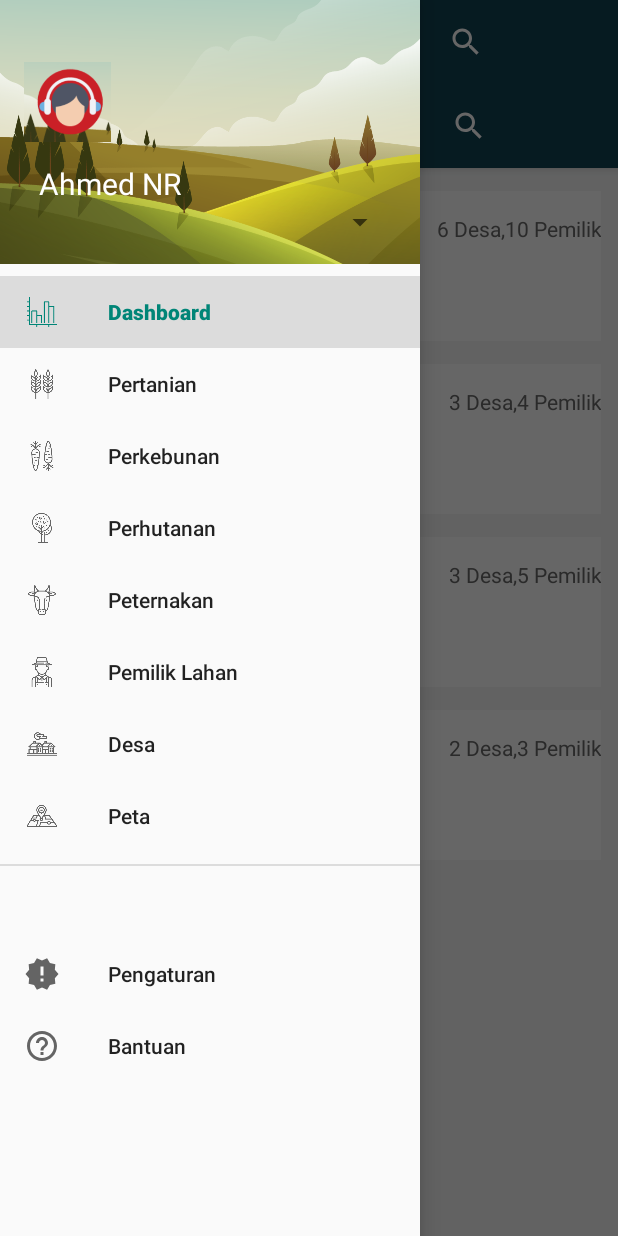
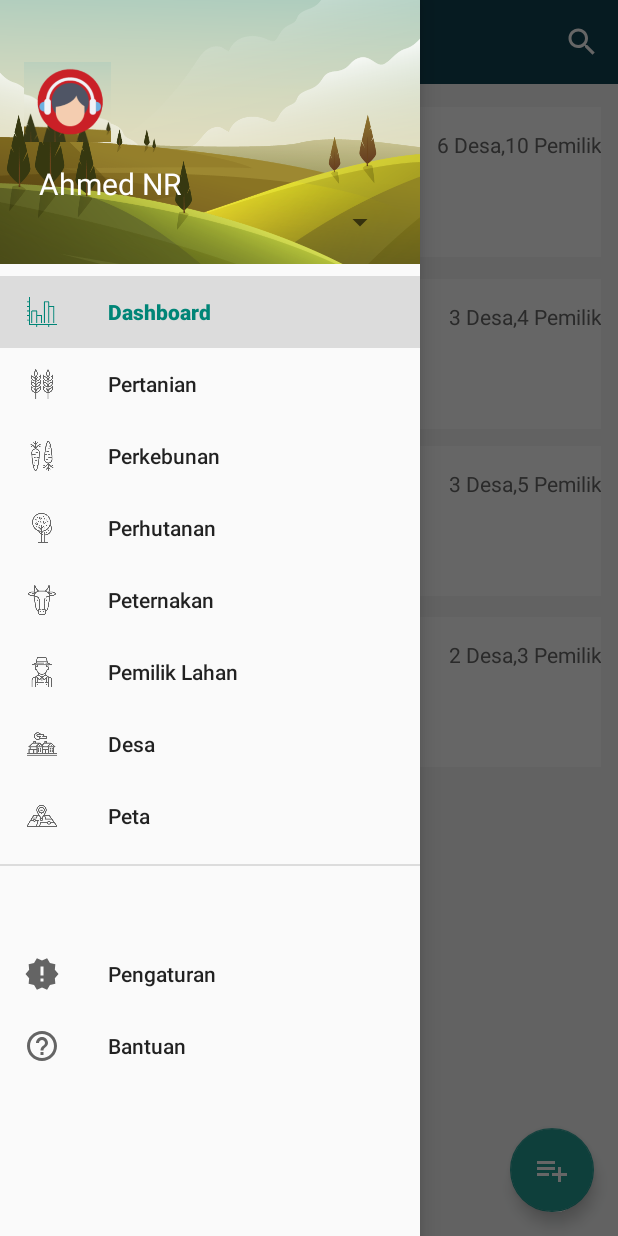
Before and after one commit to mikropak21/Erp_DesaAPI, an Android app: the fragment Sidebar_Pertanian_Fragment placed in its activity, with the side drawer open, on a phone screen of 412 x 824 dp. Run offline under Robolectric (Android 15) with nearby library versions, the phone set to English and light mode, and no system bars.

Commit message:
Perubahan menjadi lebih bagus lagi (max lvl)

```diff
--- a/app/src/main/java/com/example/win10/bahanpercobaan2/Sidebar_Dasboard_Fragment.java
+++ b/app/src/main/java/com/example/win10/bahanpercobaan2/Sidebar_Dasboard_Fragment.java
@@ -19,7 +19,7 @@ public class Sidebar_Dasboard_Fragment extends Fragment {
         btnopen.setOnClickListener(new View.OnClickListener() {
             @Override
             public void onClick(View v) {
-                Intent  intent  =   new Intent(getActivity(), Detail_pemilik.class);
+                Intent  intent  =   new Intent(getActivity(), Sidebar_Pertanian.class);
                 intent.putExtra("some", "some data");
                 startActivity(intent);
             }
--- a/app/src/main/java/com/example/win10/bahanpercobaan2/Sidebar_Pertanian.java
+++ b/app/src/main/java/com/example/win10/bahanpercobaan2/Sidebar_Pertanian.java
@@ -5,6 +5,7 @@ import android.os.Bundle;
 import android.support.design.widget.FloatingActionButton;
 import android.support.design.widget.Snackbar;
 import android.support.v7.app.AppCompatActivity;
+import android.support.v7.widget.Toolbar;
 import android.view.View;
 import android.widget.Button;
 import android.widget.RelativeLayout;
@@ -18,6 +19,9 @@ public class Sidebar_Pertanian extends AppCompatActivity {
     protected void onCreate(Bundle savedInstanceState) {
         super.onCreate(savedInstanceState);
         setContentView(R.layout.activity_main2);
+
+        Toolbar toolbar = findViewById(R.id.toolbar);
+        setSupportActionBar(toolbar);
 
         // Value button yang berisi ID  =   button2
         padi =(RelativeLayout) findViewById(R.id.onclickpad);
--- a/app/src/main/java/com/example/win10/bahanpercobaan2/Sidebar_Pertanian_Fragment.java
+++ b/app/src/main/java/com/example/win10/bahanpercobaan2/Sidebar_Pertanian_Fragment.java
@@ -1,17 +1,41 @@
 package com.example.win10.bahanpercobaan2;
 
+import android.content.Intent;
 import android.os.Bundle;
 import android.support.annotation.Nullable;
 import android.support.v4.app.Fragment;
+import android.support.v7.app.AppCompatActivity;
+import android.support.v7.widget.Toolbar;
 import android.view.LayoutInflater;
 import android.view.View;
 import android.view.ViewGroup;
+import android.widget.Button;
+import android.widget.RelativeLayout;
 
 public class Sidebar_Pertanian_Fragment extends Fragment {
 
     @Nullable
     @Override
     public View onCreateView(LayoutInflater inflater, @Nullable ViewGroup container, @Nullable Bundle savedInstanceState) {
-        return inflater.inflate(R.layout.activity_sidebar_pertanian, container, false);
+        View view   = inflater.inflate(R.layout.activity_main2, container, false);
+
+
+        RelativeLayout btnopen  =   (RelativeLayout) view.findViewById(R.id.onclickpad);
+        btnopen.setOnClickListener(new View.OnClickListener() {
+            @Override
+            public void onClick(View v) {
+                Intent intent  =   new Intent(getActivity(), Pertanian_Detailpadi.class);
+                startActivity(intent);
+            }
+        });
+        return view;
+    }
+    @Override
+    public void onActivityCreated(Bundle savedInstanceState) {
+        super.onActivityCreated(savedInstanceState);
+
+
+
+        getActivity().setTitle("Pertanian");
     }
 }
--- a/app/src/main/res/layout/activity_sidebar_pertanian.xml
+++ b/app/src/main/res/layout/activity_sidebar_pertanian.xml
@@ -1,13 +1,11 @@
 <?xml version="1.0" encoding="utf-8"?>
-<LinearLayout xmlns:android="http://schemas.android.com/apk/res/android"
+<RelativeLayout xmlns:android="http://schemas.android.com/apk/res/android"
     android:layout_width="match_parent"
     android:layout_height="match_parent"
     xmlns:app="http://schemas.android.com/apk/res-auto"
     android:background="@color/bagfragdas"
     android:orientation="vertical"
     app:layout_behavior="@string/appbar_scrolling_view_behavior">
-
-    <include layout="@layout/toolbarpertanian"/>
 
 
     <RelativeLayout
@@ -136,15 +134,14 @@
         android:layout_alignParentStart="true"
         android:layout_alignParentTop="true"
         android:layout_marginStart="12dp"
-        android:layout_marginTop="15dp"
+        android:layout_marginTop="130dp"
         android:layout_marginEnd="5pt"
         android:background="@color/putih">
 
         <LinearLayout
             android:layout_width="8pt"
             android:layout_height="99dp"
-            android:background="@color/yellow">
-        </LinearLayout>
+            android:background="@color/yellow"></LinearLayout>
 
         <LinearLayout
             android:layout_width="match_parent"
@@ -168,11 +165,11 @@
             <TextView
                 android:layout_width="match_parent"
                 android:layout_height="wrap_content"
-                android:textAlignment="textEnd"
                 android:layout_gravity="end"
                 android:layout_marginLeft="8pt"
                 android:paddingTop="15dp"
                 android:text="3 Desa,4 Pemilik"
+                android:textAlignment="textEnd"
                 android:textColor="@color/bfont"
                 android:textSize="14sp" />
 
@@ -196,6 +193,7 @@
                 android:textAllCaps="false"
                 android:textColor="@color/bfont"
                 android:textSize="14sp" />
+
             <TextView
                 android:layout_width="5pt"
                 android:layout_height="wrap_content"
@@ -203,8 +201,7 @@
                 android:text=":"
                 android:textAllCaps="false"
                 android:textColor="@color/bfont"
-                android:textSize="14sp"
-                />
+                android:textSize="14sp" />
 
 
             <TextView
@@ -253,17 +250,17 @@
         android:layout_width="match_parent"
         android:layout_height="100dp"
         android:layout_alignParentStart="true"
-        android:layout_alignParentBottom="true"
+        android:layout_alignParentTop="true"
         android:layout_marginStart="12dp"
-        android:layout_marginTop="15dp"
+        android:layout_marginTop="241dp"
         android:layout_marginEnd="5pt"
+        android:layout_marginBottom="223dp"
         android:background="@color/putih">
 
         <LinearLayout
             android:layout_width="8pt"
             android:layout_height="99dp"
-            android:background="@color/green">
-        </LinearLayout>
+            android:background="@color/green"></LinearLayout>
 
         <LinearLayout
             android:layout_width="match_parent"
@@ -271,7 +268,9 @@
             android:layout_alignParentStart="true"
             android:layout_alignParentLeft="true"
             android:layout_alignParentTop="true"
-            android:layout_marginLeft="8pt">
+            android:layout_marginStart="18dp"
+            android:layout_marginLeft="18dp"
+            android:layout_marginTop="0dp">
 
             <TextView
                 android:layout_width="70pt"
@@ -287,11 +286,11 @@
             <TextView
                 android:layout_width="match_parent"
                 android:layout_height="wrap_content"
-                android:textAlignment="textEnd"
                 android:layout_gravity="end"
                 android:layout_marginLeft="8pt"
                 android:paddingTop="15dp"
                 android:text="3 Desa,5 Pemilik"
+                android:textAlignment="textEnd"
                 android:textColor="@color/bfont"
                 android:textSize="14sp" />
 
@@ -315,6 +314,7 @@
                 android:textAllCaps="false"
                 android:textColor="@color/bfont"
                 android:textSize="14sp" />
+
             <TextView
                 android:layout_width="5pt"
                 android:layout_height="wrap_content"
@@ -322,8 +322,7 @@
                 android:text=":"
                 android:textAllCaps="false"
                 android:textColor="@color/bfont"
-                android:textSize="14sp"
-                />
+                android:textSize="14sp" />
 
 
             <TextView
@@ -372,8 +371,9 @@
     <RelativeLayout
         android:layout_width="match_parent"
         android:layout_height="100dp"
-        android:layout_marginStart="11dp"
-        android:layout_marginTop="15dp"
+        android:layout_marginStart="12dp"
+        android:layout_alignParentTop="true"
+        android:layout_marginTop="355dp"
         android:layout_marginEnd="5pt"
         android:layout_marginBottom="61dp"
         android:background="@color/putih">
@@ -381,8 +381,7 @@
         <LinearLayout
             android:layout_width="8pt"
             android:layout_height="99dp"
-            android:background="@color/darkgreen">
-        </LinearLayout>
+            android:background="@color/darkgreen"></LinearLayout>
 
         <LinearLayout
             android:layout_width="match_parent"
@@ -406,12 +405,12 @@
             <TextView
                 android:layout_width="match_parent"
                 android:layout_height="wrap_content"
-                android:textAlignment="textEnd"
                 android:layout_gravity="end"
+                android:layout_marginStart="8pt"
                 android:layout_marginLeft="8pt"
-                android:layout_marginStart="8pt"
                 android:paddingTop="15dp"
                 android:text="2 Desa,3 Pemilik"
+                android:textAlignment="textEnd"
                 android:textColor="@color/bfont"
                 android:textSize="14sp" />
 
@@ -443,8 +442,7 @@
                 android:text=":"
                 android:textAllCaps="false"
                 android:textColor="@color/bfont"
-                android:textSize="14sp"
-                />
+                android:textSize="14sp" />
 
 
             <TextView
@@ -492,4 +490,4 @@
 
 
 
-</LinearLayout>
+</RelativeLayout>
```
